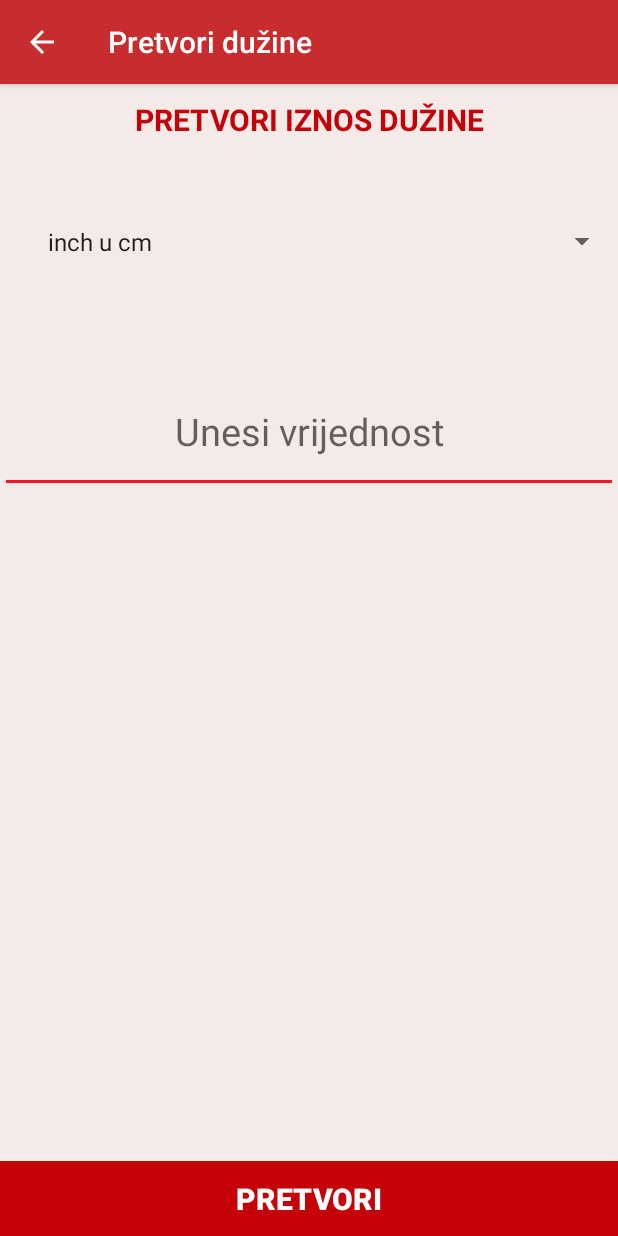
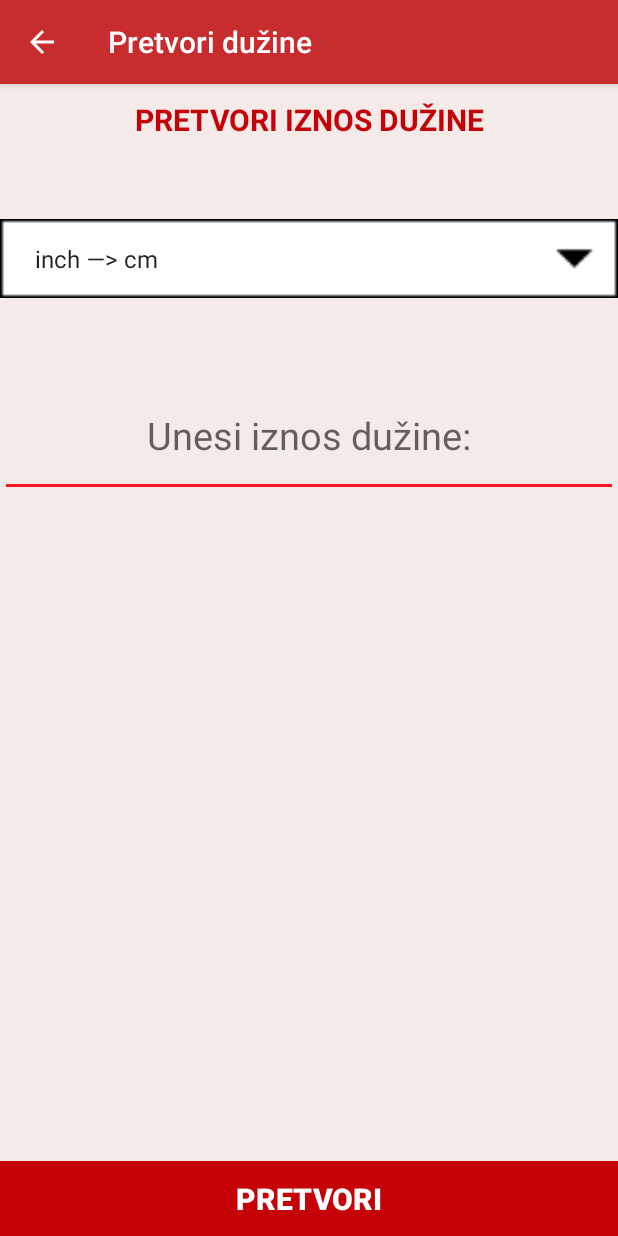
Before and after one commit to gabrielaa03/DZ2-RMA, an Android app: the duzineActivity screen opened directly, with no data from a screen before it, on a phone screen of 412 x 824 dp. Run offline under Robolectric (Android 15) with nearby library versions, the phone set to English and light mode, and no system bars.

Commit message:
izmjenjeni layouti

```diff
--- a/app/src/main/java/com/gabrielaangebrandt/dz2/novacActivity.java
+++ b/app/src/main/java/com/gabrielaangebrandt/dz2/novacActivity.java
@@ -52,12 +52,9 @@ public class novacActivity extends AppCompatActivity implements View.OnClickList
             }
         });
 
-
         this.slikaDolara.setOnClickListener(this); //osluškivac na klik
 
     }
-
-
 
     @Override
     public void onClick(View v) {
--- a/app/src/main/res/layout/duzine_layout.xml
+++ b/app/src/main/res/layout/duzine_layout.xml
@@ -21,8 +21,9 @@
         android:layout_width="match_parent"
         android:layout_height="wrap_content"
         android:layout_below="@+id/text1"
-        android:padding="@dimen/obicni_margin"
-        android:layout_marginTop="10dp"
+        android:padding="@dimen/margin_spinner"
+        android:layout_marginTop="30dp"
+        android:background="@drawable/okvir"
         android:layout_centerHorizontal="true"></Spinner>
 
     <EditText
@@ -31,8 +32,10 @@
         android:layout_height="wrap_content"
         android:layout_below="@id/spinnerDuzina"
         android:layout_marginTop="50dp"
-        android:hint="Unesi vrijednost"
+        android:inputType="numberDecimal"
+        android:hint="Unesi iznos dužine:"
         android:layout_centerHorizontal="true"
+        android:textColor="@color/black"
         android:textSize="25dp"
         android:padding="@dimen/obicni_margin"
         android:textAlignment="center"/>
--- a/app/src/main/res/values/dimens.xml
+++ b/app/src/main/res/values/dimens.xml
@@ -5,4 +5,5 @@
     <dimen name="fab_margin">16dp</dimen>
     <dimen name="margin">5dp</dimen>
     <dimen name="obicni_margin">24dp</dimen>
+    <dimen name="margin_spinner">15dp</dimen>
 </resources>
--- a/app/src/main/res/values/strings.xml
+++ b/app/src/main/res/values/strings.xml
@@ -9,6 +9,7 @@
     <string name="kn">kn</string>
     <string name="dolar">$</string>
     <string name="Celzius">°C</string>
+    <string name="Fahrenheit">°F</string>
     <string name="Kelvin">K</string>
     <string name="mililitar">ml :</string>
     <string name="decilitar">dl :</string>
@@ -24,38 +25,40 @@
     <string name="konverterTemperature">PRETVORI IZNOS TEMPERATURE</string>
 
     <string-array name="popisDuzina">
-        <item>inch u cm</item>
-        <item>cm u inch</item>
-        <item>cm u m</item>
-        <item>m u cm</item>
-        <item>mm u cm</item>
-        <item>cm u mm</item>
-        <item>dm u m</item>
-        <item>m u dm</item>
-        <item>cm u dm</item>
-        <item>dm u cm</item>
-        <item>mm u m</item>
-        <item>m u mm</item>
+        <item>inch —> cm</item>
+        <item>cm —> inch</item>
+        <item>cm —> m</item>
+        <item>m —> cm</item>
+        <item>mm —> cm</item>
+        <item>cm —> mm</item>
+        <item>dm —> m</item>
+        <item>m —> dm</item>
+        <item>cm —> dm</item>
+        <item>dm —> cm</item>
+        <item>mm —> m</item>
+        <item>m —> mm</item>
     </string-array>
 
     <string-array name="popisTekucina">
-        <item>ml u dl</item>
-        <item>ml u l</item>
-        <item>dl u ml</item>
-        <item>dl u l</item>
-        <item>l u dl</item>
-        <item>l u ml</item>
+        <item>ml —> dl</item>
+        <item>ml —> l</item>
+        <item>dl —> ml</item>
+        <item>dl —> l</item>
+        <item>l —> dl</item>
+        <item>l —> ml</item>
 
     </string-array>
 
     <string-array name="popisNovaca">
-        <item>kuna u dolar</item>
-        <item>dolar u kuna</item>
+        <item>kuna —> dolar</item>
+        <item>dolar —> kuna</item>
     </string-array>
 
-    <string-array name="popisTemperatura">
-        <item>Celzius u Kelvin</item>
-        <item>Kelvin u Celzius</item>
+    <string-array name="popisTemperatura"  color="#ffffff">
+        <item>Celzius —> Kelvin</item>
+        <item>Kelvin —> Celzius</item>
+        <item>Celzius —> Fahrenheit</item>
+        <item>Fahrenheit —> Celzius</item>
     </string-array>
 
 </resources>
```
Also changed, not shown: app/src/main/java/com/gabrielaangebrandt/dz2/RezultatiActivity.java (+57 -26 lines), app/src/main/res/layout/activity_main.xml (+23 -23 lines), app/src/main/res/layout/novac_layout.xml (+5 -2 lines), app/src/main/res/layout/rezultati.xml (+5 -4 lines), app/src/main/res/layout/tekucine_layout.xml (+6 -3 lines), app/src/main/res/layout/temp_layout.xml (+5 -2 lines), app/src/main/res/drawable/ibtermometar.jpg (deleted), app/src/main/res/drawable/okvir.png (added).
